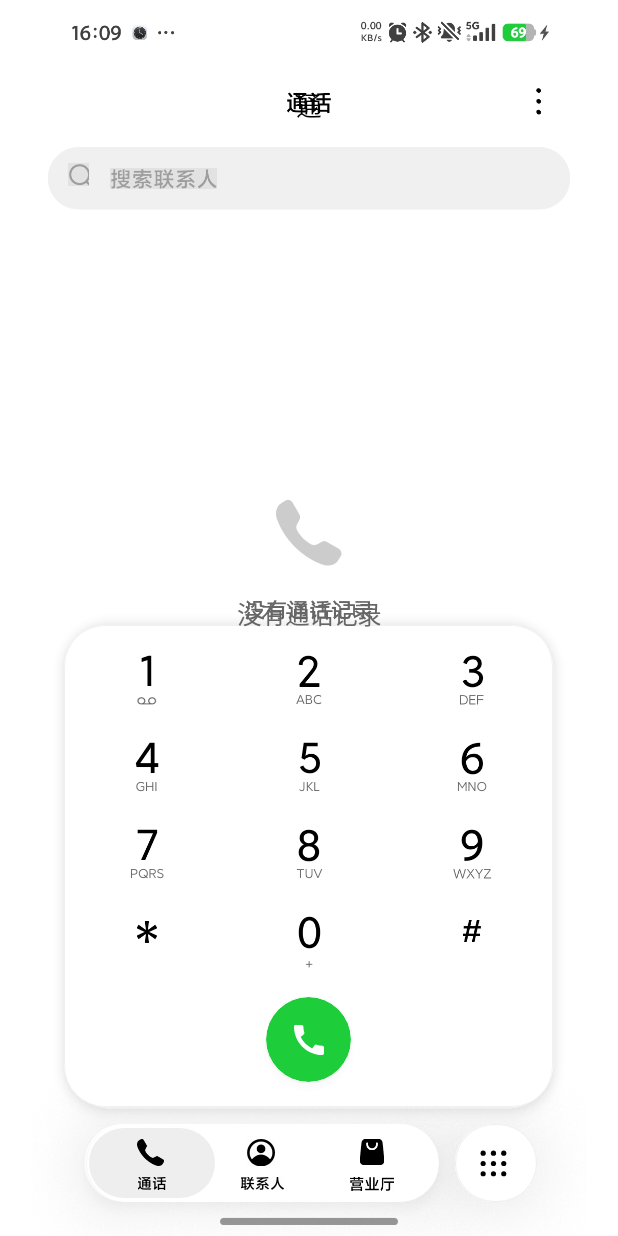
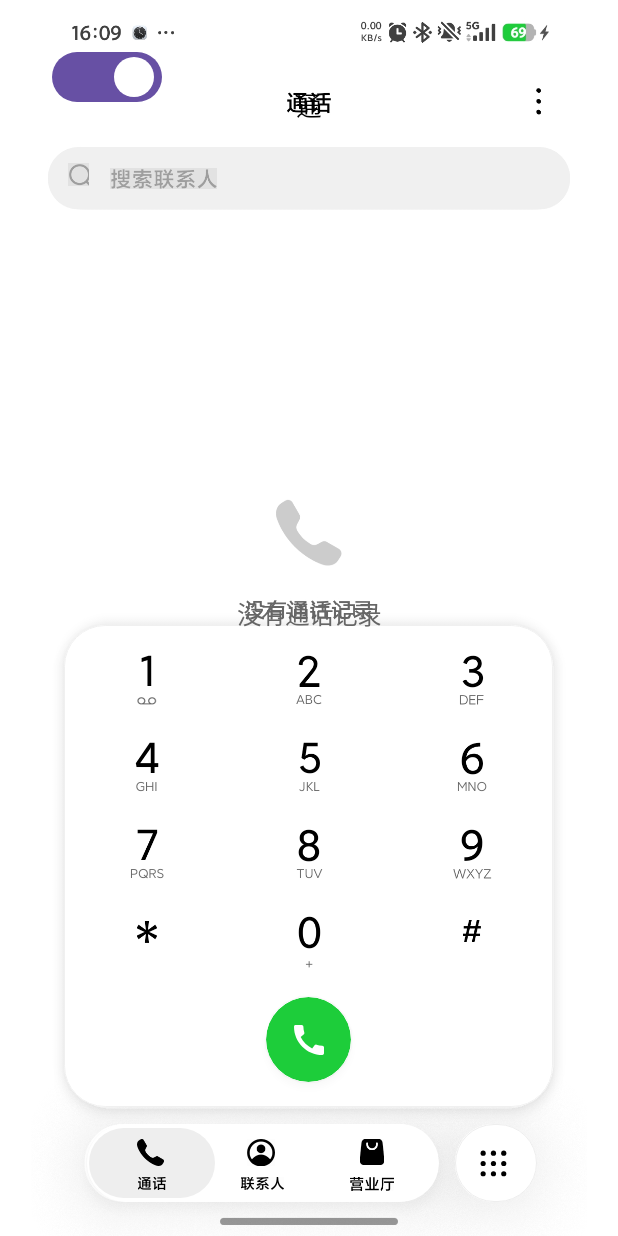
Before and after one commit to XiaoXin956/bohao, an Android app built with Jetpack Compose: the screen it shows after launch (MainActivity), on a phone screen of 412 x 824 dp. Run offline under Robolectric (Android 15) with nearby library versions, the phone set to English and light mode, and no system bars; Roboto replaces fonts that are not available here.

Commit message:
Add reference toggle and limit animation to number row

```diff
--- a/app/src/main/java/com/example/dialerclone/ui/DialerHome.kt
+++ b/app/src/main/java/com/example/dialerclone/ui/DialerHome.kt
@@ -118,26 +118,53 @@ fun DialerHome(
         label = "inputProgress"
     )
     var hideReference by remember { mutableStateOf(false) }
+    var showReference by remember { mutableStateOf(true) }
+    val referenceVisible = SHOW_REFERENCE_BACKGROUND && showReference && !hideReference
 
     Box(Modifier.fillMaxSize()) {
-        if (SHOW_REFERENCE_BACKGROUND && !hideReference) {
+        if (referenceVisible) {
+            // Fixed idle screenshot: never swapped during state changes, so the
+            // background cannot flash or ghost while the input row expands.
             Image(
-                painter = painterResource(
-                    if (inputMode) R.drawable.ref_dialer_input else R.drawable.ref_dialer_idle
-                ),
+                painter = painterResource(R.drawable.ref_dialer_idle),
                 contentDescription = null,
                 modifier = Modifier.size(Ref.WIDTH.sdp, Ref.HEIGHT.sdp),
                 contentScale = ContentScale.FillBounds
             )
         }
-        if (inputProgress > 0.001f && inputProgress < 0.999f) {
-            // The two reference screenshots differ only above the digit grid.
-            // Cover that band while the layout animates so finished-state reference
-            // elements cannot ghost through; the stable lower half stays visible.
+
+        // Reference-image toggle (debug aid).
+        Box(
+            Modifier
+                .offset(x = 40.sdp, y = 100.sdp)
+                .size(110.sdp, 50.sdp)
+                .clickable { showReference = !showReference }
+        ) {
+            androidx.compose.foundation.Canvas(Modifier.fillMaxSize()) {
+                val trackColor = if (showReference) Color(0xFF6750A4) else Color(0xFFBDBDBD)
+                drawRoundRect(
+                    color = trackColor,
+                    cornerRadius = androidx.compose.ui.geometry.CornerRadius(25f, 25f),
+                    size = androidx.compose.ui.geometry.Size(110f, 50f)
+                )
+                val thumbX = if (showReference) 82f else 28f
+                drawCircle(Color.White, 20f, androidx.compose.ui.geometry.Offset(thumbX, 25f))
+            }
+        }
+
+        // When the fixed idle reference is shown, hide the two regions that
+        // differ in the input state while keeping the stable lower half intact.
+        if (referenceVisible && inputMode) {
             Box(
                 Modifier
-                    .offset(x = 0.sdp, y = 250.sdp)
-                    .size(Ref.WIDTH.sdp, 1000.sdp)
+                    .offset(x = 0.sdp, y = 280.sdp)
+                    .size(Ref.WIDTH.sdp, 140.sdp)
+                    .background(Color.White)
+            )
+            Box(
+                Modifier
+                    .offset(x = 0.sdp, y = 940.sdp)
+                    .size(Ref.WIDTH.sdp, 340.sdp)
                     .background(Color.White)
             )
         }
@@ -210,29 +237,20 @@ fun DialerHome(
             )
         }
 
-        // Search bar / action shortcuts crossfade as the input row expands.
-        if (searching) {
-            SearchField()
-        } else {
-            Box {
-                Box(Modifier.graphicsLayer { alpha = 1f - inputProgress }) {
-                    SearchBar(onClick = { onSearchingChange(true) })
-                }
-                Box(Modifier.graphicsLayer { alpha = inputProgress }) {
-                    if (number.isNotEmpty()) {
-                        ActionShortcuts {
-                            Toast.makeText(context, it, Toast.LENGTH_SHORT).show()
-                        }
-                    }
-                }
+        // Search bar / action shortcuts switch directly; only the number row expands.
+        when {
+            searching -> SearchField()
+            number.isNotEmpty() -> ActionShortcuts {
+                Toast.makeText(context, it, Toast.LENGTH_SHORT).show()
             }
+            else -> SearchBar(onClick = { onSearchingChange(true) })
         }
 
         DialpadCard(number, inputProgress, onDigit, onBackspace, onCall)
 
         // Empty call history state — drawn after the card so the text is not
         // covered where it slightly overlaps the card's top edge (as in the reference).
-        Box(Modifier.graphicsLayer { alpha = 1f - inputProgress }) {
+        if (!inputMode) {
             Image(
                 painter = painterResource(R.drawable.empty_phone),
                 contentDescription = null,
```
Also changed, not shown: 62 other files.
